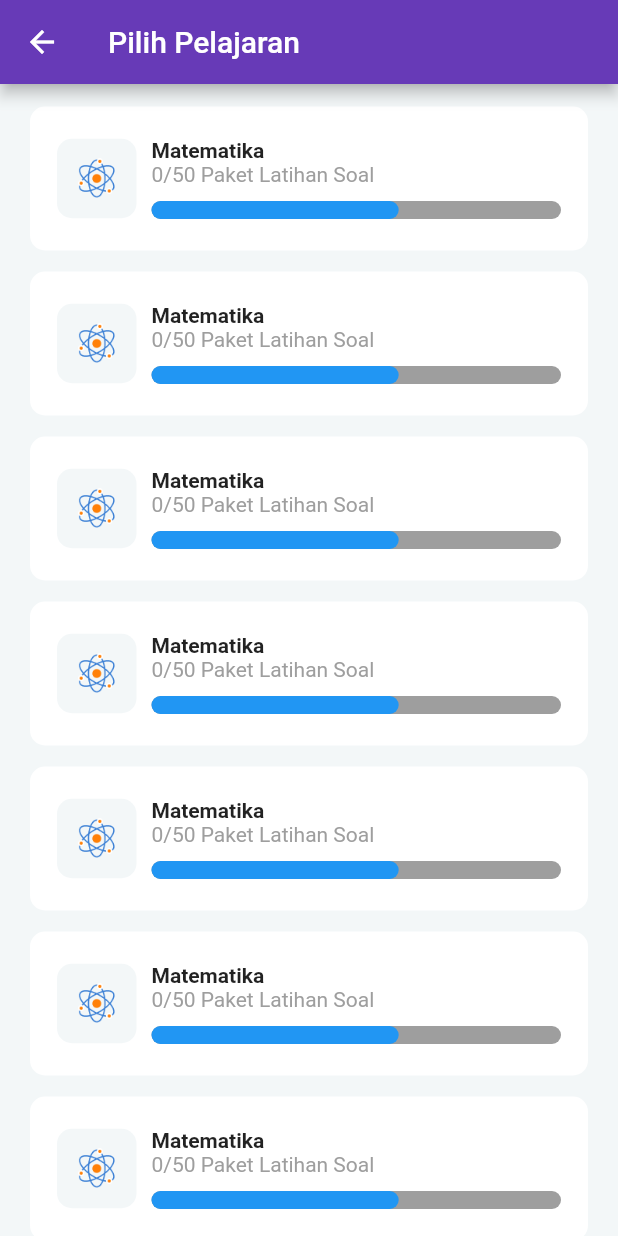
After one commit to Aryaw1jaya/finalproject_flutter, a Flutter app: the MainPage screen opened by its route, after a tap on "Lihat Semua", on a phone screen of 412 x 824 dp. The commit adds this screen. Run offline on Flutter 3.47's test engine with Material 2 defaults, Android fonts, the phone set to English and light mode, and no system bars; our stand-ins replace google_fonts; missing offline and left inert: shared_preferences_web.

Commit message:
Progress 24/Juni/2022
-Membuat Home Page
-Membuat Main Page (latihan soal)
-Membuat Mapel Page (latihan soal)

-add dependency Google_Fonts

"Progress Video Tutorial ke 16"

```diff
--- a/lib/constants/R/assets.dart
+++ b/lib/constants/R/assets.dart
@@ -6,4 +6,17 @@ class Assets {
   String imgLogin = "assets/auth/img_login.png";
   String ic_google = "assets/auth/ic_google.png";
   String ic_apple = "assets/auth/ic_apple.png";
+
+  //Main Page
+
+  //Bottom Navbar
+  String btm_home = "assets/ic_home.png";
+  String btm_discuss = "assets/ic_discuss.png";
+  String btm_profile = "assets/ic_kimia.png";
+
+  // Main Page
+  String avatar = "assets/ic_avatar.png";
+  String img_home = "assets/img_home.png";
+  String ic_atom = "assets/ic_atom.png";
+  String img_banner = "assets/img_banner.png";
 }
--- /dev/null
+++ b/lib/generated_plugin_registrant.dart
@@ -0,0 +1,17 @@
+//
+// Generated file. Do not edit.
+//
+
+// ignore_for_file: directives_ordering
+// ignore_for_file: lines_longer_than_80_chars
+// ignore_for_file: depend_on_referenced_packages
+
+import 'package:shared_preferences_web/shared_preferences_web.dart';
+
+import 'package:flutter_web_plugins/flutter_web_plugins.dart';
+
+// ignore: public_member_api_docs
+void registerPlugins(Registrar registrar) {
+  SharedPreferencesPlugin.registerWith(registrar);
+  registrar.registerMessageHandler();
+}
--- a/lib/main.dart
+++ b/lib/main.dart
@@ -1,4 +1,5 @@
 import 'package:finalproject_flutter/views/login_page.dart';
+import 'package:finalproject_flutter/views/main/latihan_soal/mapel_page.dart';
 import 'package:finalproject_flutter/views/main_page.dart';
 import 'package:finalproject_flutter/views/register_page.dart';
 import 'package:finalproject_flutter/views/splash_screen.dart';
@@ -15,17 +16,19 @@ class MyApp extends StatelessWidget {
   @override
   Widget build(BuildContext context) {
     return MaterialApp(
-      title: 'Flutter Demo',
+      title: 'Final Project',
       theme: ThemeData(
         primarySwatch: Colors.deepPurple,
       ),
       // home: const SplashScreen(),
       initialRoute: "/",
       routes: {
+        // "/": (context) => const MainPage(),
         "/": (context) => const SplashScreen(),
         LoginPage.route: (context) => const LoginPage(),
         RegisterPage.route: (context) => RegisterPage(),
         MainPage.route: (context) => MainPage(),
+        MapelPage.route: (context) => MapelPage(),
       },
     );
   }
--- /dev/null
+++ b/lib/views/main/diskusi/chat_page.dart
@@ -0,0 +1,25 @@
+import 'package:flutter/cupertino.dart';
+import 'package:flutter/material.dart';
+import 'package:flutter/src/foundation/key.dart';
+import 'package:flutter/src/widgets/framework.dart';
+
+class ChatPage extends StatefulWidget {
+  const ChatPage({Key? key}) : super(key: key);
+
+  @override
+  State<ChatPage> createState() => _ChatPageState();
+}
+
+class _ChatPageState extends State<ChatPage> {
+  @override
+  Widget build(BuildContext context) {
+    return Scaffold(
+      appBar: AppBar(),
+      body: Column(
+        children: [
+          Text("Chat"),
+        ],
+      ),
+    );
+  }
+}
--- /dev/null
+++ b/lib/views/main/latihan_soal/home_page.dart
@@ -0,0 +1,254 @@
+import 'package:finalproject_flutter/constants/r.dart';
+import 'package:finalproject_flutter/views/main/latihan_soal/mapel_page.dart';
+import 'package:flutter/material.dart';
+import 'package:google_fonts/google_fonts.dart';
+
+class HomePage extends StatefulWidget {
+  HomePage({Key? key}) : super(key: key);
+
+  @override
+  State<HomePage> createState() => _HomePageState();
+}
+
+class _HomePageState extends State<HomePage> {
+  @override
+  Widget build(BuildContext context) {
+    return Scaffold(
+      backgroundColor: Color(0xffF3F7F8),
+      // appBar: AppBar(),
+      body: SafeArea(
+        child: ListView(
+          children: [
+            _buildUserHomeProfile(),
+            _buildTopBanner(context),
+            _buildHomeListMapel(),
+            Container(
+              margin: EdgeInsets.symmetric(
+                horizontal: 20,
+                vertical: 21,
+              ),
+              child: Column(
+                children: [
+                  Row(
+                    children: [
+                      Text(
+                        "Terbaru",
+                        style: TextStyle(
+                          fontWeight: FontWeight.bold,
+                          fontSize: 18,
+                        ),
+                      ),
+                    ],
+                  ),
+                  Container(
+                    height: 150,
+                    child: ListView.builder(
+                      scrollDirection: Axis.horizontal,
+                      itemCount: 3,
+                      itemBuilder: (BuildContext context, int index) {
+                        return Padding(
+                          padding: const EdgeInsets.all(8.0),
+                          child: Image.asset(R.assets.img_banner),
+                        );
+                      },
+                    ),
+                  ),
+                ],
+              ),
+            ),
+          ],
+        ),
+      ),
+    );
+  }
+
+  Container _buildHomeListMapel() {
+    return Container(
+      margin: EdgeInsets.symmetric(
+        horizontal: 20,
+        vertical: 21,
+      ),
+      child: Column(
+        children: [
+          Row(
+            children: [
+              Text(
+                "Pilih Pelajaran",
+                style: TextStyle(
+                  fontWeight: FontWeight.bold,
+                  fontSize: 18,
+                ),
+              ),
+              Spacer(),
+              TextButton(
+                onPressed: () {
+                  Navigator.of(context).pushNamed(MapelPage.route);
+                },
+                child: Text("Lihat Semua"),
+              )
+            ],
+          ),
+          MapelWidget(),
+          MapelWidget(),
+          MapelWidget(),
+        ],
+      ),
+    );
+  }
+
+  Container _buildTopBanner(BuildContext context) {
+    return Container(
+      margin: const EdgeInsets.symmetric(
+        horizontal: 20,
+        // vertical: 15,
+      ),
+      decoration: BoxDecoration(
+        color: Colors.blue,
+        borderRadius: BorderRadius.circular(20),
+      ),
+      width: double.infinity,
+      height: 147,
+      child: Stack(children: [
+        Container(
+          width: MediaQuery.of(context).size.width * 0.5,
+          padding: const EdgeInsets.symmetric(
+            horizontal: 20,
+            vertical: 15,
+          ),
+          child: Text(
+            "Mau Kerjain Latihan Soal Apa Hari Ini?",
+            style: TextStyle(
+              fontSize: 20,
+              color: Colors.white,
+              fontWeight: FontWeight.bold,
+            ),
+          ),
+        ),
+        Positioned(
+          right: 0,
+          bottom: 0,
+          child: Image.asset(
+            R.assets.img_home,
+            width: MediaQuery.of(context).size.width * 0.5,
+          ),
+        ),
+      ]),
+    );
+  }
+
+  Padding _buildUserHomeProfile() {
+    return Padding(
+      padding: const EdgeInsets.symmetric(
+        vertical: 15,
+        horizontal: 20,
+      ),
+      child: Row(
+        children: [
+          Expanded(
+            child: Column(
+              crossAxisAlignment: CrossAxisAlignment.start,
+              children: [
+                Text(
+                  "Hi, Nama User",
+                  style: GoogleFonts.poppins().copyWith(
+                    fontSize: 14,
+                    fontWeight: FontWeight.w700,
+                  ),
+                ),
+                Text(
+                  "Selamat Datang",
+                  style: GoogleFonts.poppins().copyWith(
+                    fontSize: 14,
+                  ),
+                ),
+              ],
+            ),
+          ),
+          Image.asset(
+            R.assets.avatar,
+            height: 45,
+            width: 45,
+          ),
+        ],
+      ),
+    );
+  }
+}
+
+class MapelWidget extends StatelessWidget {
+  const MapelWidget({
+    Key? key,
+  }) : super(key: key);
+
+  @override
+  Widget build(BuildContext context) {
+    return Container(
+      margin: EdgeInsets.symmetric(vertical: 7),
+      decoration: BoxDecoration(
+        color: Colors.white,
+        borderRadius: BorderRadius.circular(10),
+      ),
+      padding: EdgeInsets.symmetric(
+        horizontal: 18,
+        vertical: 21,
+      ),
+      child: Row(
+        children: [
+          Container(
+            height: 53,
+            width: 53,
+            decoration: BoxDecoration(
+              color: Color(0xffF3F7F8),
+              borderRadius: BorderRadius.circular(10),
+            ),
+            padding: EdgeInsets.all(13),
+            child: Image.asset(R.assets.ic_atom),
+          ),
+          SizedBox(
+            width: 10,
+          ),
+          Expanded(
+            child: Column(
+              crossAxisAlignment: CrossAxisAlignment.start,
+              children: [
+                Text(
+                  "Matematika",
+                  style: TextStyle(fontWeight: FontWeight.bold),
+                ),
+                Text(
+                  "0/50 Paket Latihan Soal",
+                  style: TextStyle(
+                    color: Colors.grey,
+                  ),
+                ),
+                SizedBox(
+                  height: 10,
+                ),
+                Stack(
+                  children: [
+                    Container(
+                      decoration: BoxDecoration(
+                        color: Colors.grey,
+                        borderRadius: BorderRadius.circular(20),
+                      ),
+                      height: 12,
+                      width: double.infinity,
+                    ),
+                    Container(
+                      decoration: BoxDecoration(
+                        color: Colors.blue,
+                        borderRadius: BorderRadius.circular(20),
+                      ),
+                      height: 12,
+                      width: MediaQuery.of(context).size.width * 0.4,
+                    ),
+                  ],
+                ),
+              ],
+            ),
+          ),
+        ],
+      ),
+    );
+  }
+}
--- /dev/null
+++ b/lib/views/main/latihan_soal/mapel_page.dart
@@ -0,0 +1,27 @@
+import 'package:finalproject_flutter/views/main/latihan_soal/home_page.dart';
+import 'package:flutter/material.dart';
+
+class MapelPage extends StatelessWidget {
+  const MapelPage({Key? key}) : super(key: key);
+  static String route = "mapel_page";
+  @override
+  Widget build(BuildContext context) {
+    return Scaffold(
+      backgroundColor: Color(0xffF3F7F8),
+      appBar: AppBar(
+        title: Text("Pilih Pelajaran"),
+      ),
+      body: ListView.builder(
+        padding: EdgeInsets.symmetric(horizontal: 20, vertical: 8),
+        scrollDirection: Axis.vertical,
+        itemCount: 10,
+        itemBuilder: (context, index) {
+          return GestureDetector(
+            onTap: () {},
+            child: MapelWidget(),
+          );
+        },
+      ),
+    );
+  }
+}
--- /dev/null
+++ b/lib/views/main/profile/profile_page.dart
@@ -0,0 +1,22 @@
+import 'package:flutter/material.dart';
+
+class ProfilePage extends StatefulWidget {
+  ProfilePage({Key? key}) : super(key: key);
+
+  @override
+  State<ProfilePage> createState() => _ProfilePageState();
+}
+
+class _ProfilePageState extends State<ProfilePage> {
+  @override
+  Widget build(BuildContext context) {
+    return Scaffold(
+      appBar: AppBar(),
+      body: Column(
+        children: [
+          Text("Profile"),
+        ],
+      ),
+    );
+  }
+}
--- a/lib/views/main_page.dart
+++ b/lib/views/main_page.dart
@@ -1,3 +1,7 @@
+import 'package:finalproject_flutter/constants/r.dart';
+import 'package:finalproject_flutter/views/main/diskusi/chat_page.dart';
+import 'package:finalproject_flutter/views/main/latihan_soal/home_page.dart';
+import 'package:finalproject_flutter/views/main/profile/profile_page.dart';
 import 'package:flutter/material.dart';
 import 'package:flutter/src/foundation/key.dart';
 import 'package:flutter/src/widgets/framework.dart';
@@ -11,10 +15,146 @@ class MainPage extends StatefulWidget {
 }
 
 class _MainPageState extends State<MainPage> {
+  final _pc = PageController();
+  int index = 0;
+
   @override
   Widget build(BuildContext context) {
     return Scaffold(
-      bottomNavigationBar: Container(),
+      floatingActionButton: FloatingActionButton(
+        child: Padding(
+          padding: const EdgeInsets.all(5.0),
+          child: Image.asset(
+            R.assets.btm_discuss,
+            width: 40,
+          ),
+        ),
+        onPressed: () {
+          Navigator.of(context).push(
+            MaterialPageRoute(
+              builder: (context) => ChatPage(),
+            ),
+          );
+        },
+      ),
+      floatingActionButtonLocation: FloatingActionButtonLocation.centerDocked,
+      bottomNavigationBar: _buildBottomNavigation(),
+      body: PageView(
+        controller: _pc,
+        physics: NeverScrollableScrollPhysics(),
+        children: [
+          HomePage(),
+          ProfilePage(),
+        ],
+      ),
+    );
+  }
+
+  Container _buildBottomNavigation() {
+    return Container(
+      height: 80,
+      decoration: BoxDecoration(
+        boxShadow: [
+          BoxShadow(
+            offset: Offset(0, 4),
+            blurRadius: 20,
+            color: Colors.black.withOpacity(0.06),
+          ),
+        ],
+      ),
+      child: BottomAppBar(
+        color: Colors.white,
+        child: Row(
+          // mainAxisAlignment: MainAxisAlignment.spaceEvenly,
+          children: [
+            Expanded(
+              child: Padding(
+                padding: const EdgeInsets.symmetric(vertical: 10),
+                child: Material(
+                  //BUTTON HOME
+                  child: InkWell(
+                    onTap: () {
+                      index = 0;
+                      _pc.animateToPage(index,
+                          duration: Duration(milliseconds: 300),
+                          curve: Curves.bounceInOut);
+                    },
+                    child: Column(
+                      children: [
+                        Image.asset(
+                          R.assets.btm_home,
+                          height: 30,
+                        ),
+                        Text("Home"),
+                      ],
+                    ),
+                  ),
+                ),
+              ),
+            ),
+            Material(
+              //BUTTON HOME
+              child: InkWell(
+                child: Column(
+                  children: [
+                    Opacity(
+                      opacity: 0,
+                      child: Image.asset(
+                        R.assets.btm_discuss,
+                        height: 30,
+                      ),
+                    ),
+                    Text("Diskusi"),
+                  ],
+                ),
+              ),
+            ),
+            Expanded(
+              child: Padding(
+                padding: const EdgeInsets.symmetric(vertical: 10),
+                child: Material(
+                  //BUTTON HOME
+                  child: InkWell(
+                    onTap: () {
+                      index = 1;
+                      _pc.animateToPage(
+                        index,
+                        duration: Duration(milliseconds: 300),
+                        curve: Curves.bounceInOut,
+                      );
+                      setState(() {});
+                    },
+                    child: Column(
+                      children: [
+                        Image.asset(
+                          R.assets.btm_profile,
+                          height: 30,
+                        ),
+                        Text("Profile"),
+                      ],
+                    ),
+                  ),
+                ),
+              ),
+            ),
+          ],
+        ),
+      ),
+      // color: Colors.amber,
+      // child: Row(
+      //   mainAxisAlignment: MainAxisAlignment.spaceEvenly,
+      //   children: [
+      //     Column(
+      //       children: [Image.asset(R.assets.btm_home), Text("Home")],
+      //     ),
+      //     Column(
+      //       children: [Image.asset(R.assets.btm_discuss), Text("Discuss")],
+      //     ),
+      //     Column(
+      //       children: [Image.asset(R.assets.btm_profile), Text("Profile")],
+      //     ),
+      //   ],
+      // ),
     );
   }
 }
--- a/lib/views/register_page.dart
+++ b/lib/views/register_page.dart
@@ -17,6 +17,8 @@ class _LoginPageState extends State<RegisterPage> {
   List<String> Kelas = ["10", "11", "12"];
   String selectedClass = "10";
 
+  final emailController = TextEditingController();
+
   onTapGender(Gender genderInput) {
     if (genderInput == Gender.lakilaki) {
       gender = "Laki-laki";
@@ -29,9 +31,18 @@ class _LoginPageState extends State<RegisterPage> {
   @override
   Widget build(BuildContext context) {
     return Scaffold(
+      backgroundColor: Color(0xffF3F7F8),
       // resizeToAvoidBottomInset: false,
-      appBar: AppBar(
-        elevation: 0,
+      appBar: PreferredSize(
+        preferredSize: Size.fromHeight(kToolbarHeight + 20),
+        child: AppBar(
+          shape: RoundedRectangleBorder(
+            borderRadius: BorderRadius.only(
+              bottomLeft: Radius.circular(25),
+              bottomRight: Radius.circular(25),
+            ),
+          ),
+          elevation: 2,
           backgroundColor: Colors.white,
           iconTheme: IconThemeData(color: Colors.black),
           title: Text(
@@ -40,6 +51,7 @@ class _LoginPageState extends State<RegisterPage> {
               color: Colors.black,
               fontWeight: FontWeight.w700,
               fontSize: 18,
+            ),
           ),
         ),
       ),
@@ -54,6 +66,7 @@ class _LoginPageState extends State<RegisterPage> {
                 hintText: 'Masukan nama anda',
               ),
               RegisterTextField(
+                // controller: emailController,
                 title: 'Email',
                 hintText: 'Masukan email anda',
               ),
@@ -179,7 +192,9 @@ class _LoginPageState extends State<RegisterPage> {
               ButtonLogin(
                 // Button Register
                 onTap: () {
-                  Navigator.of(context).pushNamed(MainPage.route);
+                  // print(emailController.text);
+                  Navigator.of(context).pushNamedAndRemoveUntil(
+                      MainPage.route, (context) => false);
                 },
                 backgroundColor: R.colors.primary,
                 child: Row(
@@ -209,10 +224,12 @@ class RegisterTextField extends StatelessWidget {
     Key? key,
     required this.title,
     required this.hintText,
+    this.controller,
   }) : super(key: key);
 
   final String title;
   final String hintText;
+  final TextEditingController? controller;
 
   @override
   Widget build(BuildContext context) {
@@ -237,6 +254,7 @@ class RegisterTextField extends StatelessWidget {
             borderRadius: BorderRadius.circular(8),
           ),
           child: TextField(
+            controller: controller,
             decoration: InputDecoration(
                 border: InputBorder.none,
                 hintText: hintText,
--- a/pubspec.yaml
+++ b/pubspec.yaml
@@ -29,11 +29,9 @@ environment:
 dependencies:
   flutter:
     sdk: flutter
-
-
-  # The following adds the Cupertino Icons font to your application.
-  # Use with the CupertinoIcons class for iOS style icons.
   cupertino_icons: ^1.0.2
+  google_fonts: ^3.0.1
+  shared_preferences: ^2.0.15
 
 dev_dependencies:
   flutter_test:
```
Also changed, not shown: 1 other file. Lines whose indentation alone changed are shown as unchanged.
